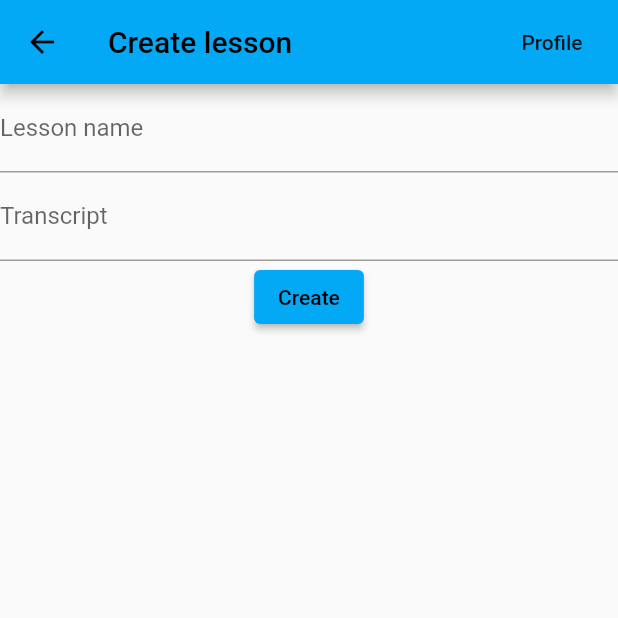
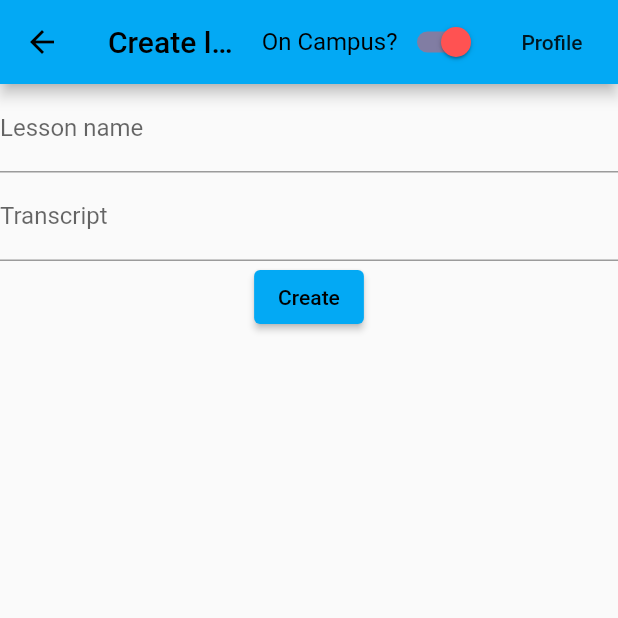
Before and after one commit to tjysdsg/hippo, a Flutter app: the screen it shows after launch, after a tap on the "add" icon, on a phone screen of 412 x 824 dp, the top half of it. Run offline on Flutter 3.47's test engine with Material 2 defaults, Android fonts, the phone set to English and light mode, and no system bars; drawn by our look-alikes of oktoast; our stand-ins replace get, hive, hive_flutter, logger, permission_handler, universal_io; missing offline and left inert: flutter_appcenter_bundle, flutter_sound_lite; accounts and stored records are empty; network calls fail.

Commit message:
Allow users to specify whether they're on campus

```diff
--- a/lib/feedback.dart
+++ b/lib/feedback.dart
@@ -113,7 +113,7 @@ class _FeedbackPageState extends State<FeedbackPage> {
     }
 
     return Scaffold(
-      appBar: utils.buildAppBar('Feedback', context),
+      appBar: utils.MyAppBar(title: 'Feedback'),
       body: Padding(
         padding: EdgeInsets.symmetric(vertical: 10, horizontal: 10),
         child: RefreshIndicator(
--- a/lib/gop.dart
+++ b/lib/gop.dart
@@ -562,10 +562,8 @@ class _GopState extends State<Gop> {
   @override
   Widget build(BuildContext context) {
     return Scaffold(
-      appBar: utils.buildAppBar(
-        utils.toUnicodeString('${widget.lessonName}'),
-        context,
-      ),
+      appBar:
+          utils.MyAppBar(title: utils.toUnicodeString('${widget.lessonName}')),
       body: Padding(
         padding: EdgeInsets.symmetric(vertical: 20),
         child: Column(
--- a/lib/index.dart
+++ b/lib/index.dart
@@ -148,7 +148,7 @@ class _IndexState extends State<Index> {
   @override
   Widget build(BuildContext context) {
     return Scaffold(
-      appBar: buildAppBar(widget.title, context),
+      appBar: MyAppBar(title: widget.title),
       body: _getPracticeList(),
 
       /// button to add new lessons by teachers
--- a/lib/lesson_editor.dart
+++ b/lib/lesson_editor.dart
@@ -111,7 +111,7 @@ class _LessonEditorState extends State<LessonEditor> {
     }
 
     return Scaffold(
-      appBar: buildAppBar('Create lesson', context),
+      appBar: MyAppBar(title: 'Create lesson'),
       body: Column(
         children: fields + [buildCreateButton()],
       ),
--- a/lib/main.dart
+++ b/lib/main.dart
@@ -51,6 +51,10 @@ class GlobalStateController extends GetxController {
     _cache.delete('loginToken');
     _cache.delete('username');
   }
+
+  setIsOnCampus(bool val) {
+    _cache.set('isOnCampus', val);
+  }
 }
 
 class App extends StatelessWidget {
--- a/lib/utils.dart
+++ b/lib/utils.dart
@@ -1,18 +1,59 @@
 import 'dart:convert';
 import 'dart:typed_data';
 import 'package:flutter/material.dart';
+import 'package:hippo/base.dart';
 import 'package:hippo/profile.dart';
+import 'package:hippo/main.dart';
+import 'package:get/get.dart';
 
-Widget buildAppBar(String title, BuildContext context) {
-  return AppBar(title: Text(title), actions: [
+class MyAppBar extends StatefulWidget implements PreferredSizeWidget {
+  final String title;
+
+  MyAppBar({this.title});
+
+  @override
+  Size get preferredSize => Size.fromHeight(kToolbarHeight);
+
+  @override
+  _MyAppBar createState() => _MyAppBar();
+}
+
+class _MyAppBar extends State<MyAppBar> {
+  bool isOn = true;
+  bool isOnCampus = true;
+  final GlobalStateController _gsc = Get.find();
+
+  @override
+  Widget build(BuildContext context) {
+    return AppBar(
+      title: Text(widget.title),
+      actions: [
+        /// allow users to specify whether if they're on campus
+        Row(
+          children: [
+            MyText("On Campus?"),
+            Switch(
+              value: isOnCampus,
+              onChanged: (val) {
+                setState(() {
+                  isOnCampus = val;
+                });
+                debugPrint("isOnCampus set to $val");
+                _gsc.setIsOnCampus(val);
+              },
+            ),
+          ],
+        ),
         MaterialButton(
           onPressed: () {
             Navigator.push(
                 context, MaterialPageRoute(builder: (context) => Profile()));
           },
           child: Text('Profile'),
-    )
-  ]);
+        ),
+      ],
+    );
+  }
 }
 
 String toUnicodeString(String s) {
```
Lines whose indentation alone changed are shown as unchanged.
